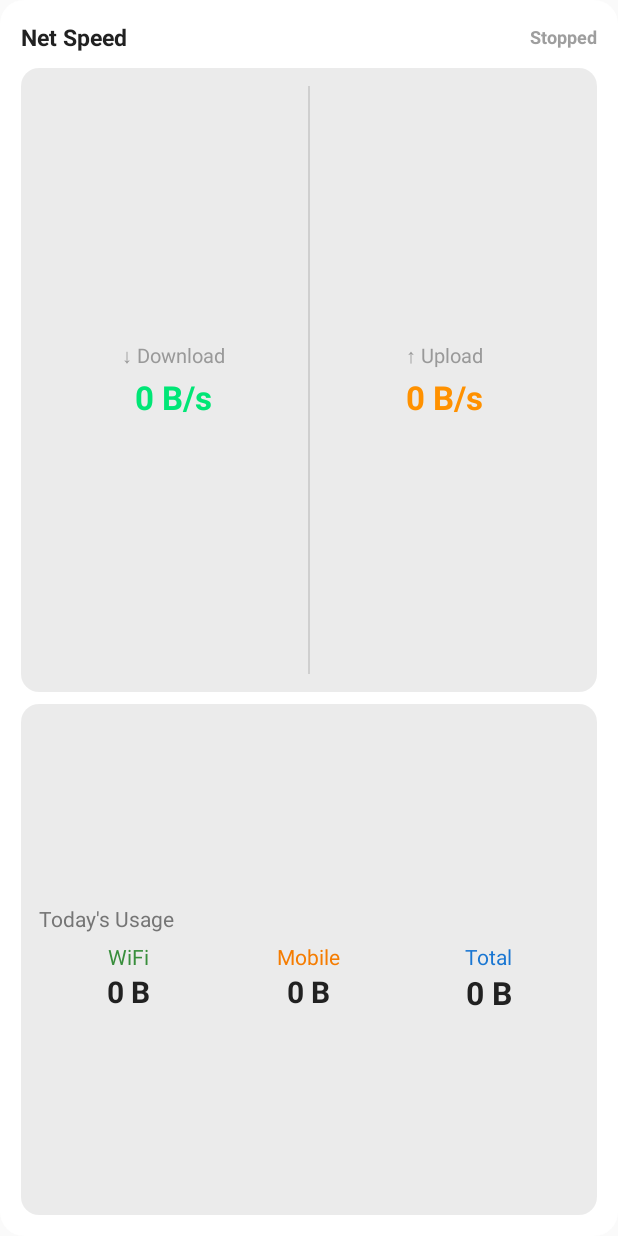
After one commit to adityabhalsod/netspeed-monitor, an Android app: the layout widget_speed.xml on its own in the app's theme, with its tools: preview values and no code run, on a phone screen of 412 x 824 dp. The commit adds this screen. Run offline under Robolectric (Android 15) with nearby library versions, the light colour scheme and no system bars.

Commit message:
feat: add home screen widget for live speed and data usage monitoring

```diff
--- /dev/null
+++ b/app/src/main/res/drawable/bg_widget.xml
@@ -0,0 +1,9 @@
+<?xml version="1.0" encoding="utf-8"?>
+<!-- Rounded background for the home screen widget: Light mode -->
+<shape xmlns:android="http://schemas.android.com/apk/res/android"
+    android:shape="rectangle">
+    <!-- Frosted white background for light mode -->
+    <solid android:color="@color/widget_bg" />
+    <!-- Rounded corners for modern widget look -->
+    <corners android:radius="16dp" />
+</shape>
--- /dev/null
+++ b/app/src/main/res/drawable/bg_widget_section.xml
@@ -0,0 +1,9 @@
+<?xml version="1.0" encoding="utf-8"?>
+<!-- Section background inside the widget: Light mode -->
+<shape xmlns:android="http://schemas.android.com/apk/res/android"
+    android:shape="rectangle">
+    <!-- Subtle dark tint on light background for visual separation -->
+    <solid android:color="@color/widget_section_bg" />
+    <!-- Rounded corners matching parent widget -->
+    <corners android:radius="12dp" />
+</shape>
--- /dev/null
+++ b/app/src/main/res/layout/widget_speed.xml
@@ -0,0 +1,223 @@
+<?xml version="1.0" encoding="utf-8"?>
+<!-- Home screen widget layout: live speed + today's data usage summary -->
+<!-- Uses only RemoteViews-compatible views: LinearLayout, TextView, ImageView -->
+<!-- All colors use @color/ refs so Android auto-switches between light/dark mode -->
+<LinearLayout xmlns:android="http://schemas.android.com/apk/res/android"
+    android:id="@+id/widget_root"
+    android:layout_width="match_parent"
+    android:layout_height="match_parent"
+    android:orientation="vertical"
+    android:background="@drawable/bg_widget"
+    android:padding="14dp">
+
+    <!-- Header row: app name + status indicator -->
+    <LinearLayout
+        android:layout_width="match_parent"
+        android:layout_height="wrap_content"
+        android:orientation="horizontal"
+        android:gravity="center_vertical"
+        android:layout_marginBottom="10dp">
+
+        <!-- App name label -->
+        <TextView
+            android:layout_width="0dp"
+            android:layout_height="wrap_content"
+            android:layout_weight="1"
+            android:text="Net Speed"
+            android:textColor="@color/widget_text_primary"
+            android:textSize="15sp"
+            android:textStyle="bold" />
+
+        <!-- Live monitoring status pill -->
+        <TextView
+            android:id="@+id/widget_status"
+            android:layout_width="wrap_content"
+            android:layout_height="wrap_content"
+            android:text="Stopped"
+            android:textColor="@color/widget_status_stopped"
+            android:textSize="12sp"
+            android:textStyle="bold" />
+    </LinearLayout>
+
+    <!-- Live speed section: expands to fill ~55% of remaining height -->
+    <LinearLayout
+        android:layout_width="match_parent"
+        android:layout_height="0dp"
+        android:layout_weight="55"
+        android:orientation="horizontal"
+        android:background="@drawable/bg_widget_section"
+        android:padding="12dp"
+        android:gravity="center"
+        android:layout_marginBottom="8dp">
+
+        <!-- Download speed column -->
+        <LinearLayout
+            android:layout_width="0dp"
+            android:layout_height="match_parent"
+            android:layout_weight="1"
+            android:orientation="vertical"
+            android:gravity="center">
+
+            <!-- Download arrow label -->
+            <TextView
+                android:layout_width="wrap_content"
+                android:layout_height="wrap_content"
+                android:text="\u2193 Download"
+                android:textColor="@color/widget_text_muted"
+                android:textSize="13sp" />
+
+            <!-- Download speed value -->
+            <TextView
+                android:id="@+id/widget_download_speed"
+                android:layout_width="wrap_content"
+                android:layout_height="wrap_content"
+                android:text="0 B/s"
+                android:textColor="@color/download_green"
+                android:textSize="22sp"
+                android:textStyle="bold"
+                android:layout_marginTop="4dp" />
+        </LinearLayout>
+
+        <!-- Vertical divider (TextView for RemoteViews compatibility) -->
+        <TextView
+            android:layout_width="1dp"
+            android:layout_height="match_parent"
+            android:background="@color/widget_divider" />
+
+        <!-- Upload speed column -->
+        <LinearLayout
+            android:layout_width="0dp"
+            android:layout_height="match_parent"
+            android:layout_weight="1"
+            android:orientation="vertical"
+            android:gravity="center">
+
+            <!-- Upload arrow label -->
+            <TextView
+                android:layout_width="wrap_content"
+                android:layout_height="wrap_content"
+                android:text="\u2191 Upload"
+                android:textColor="@color/widget_text_muted"
+                android:textSize="13sp" />
+
+            <!-- Upload speed value -->
+            <TextView
+                android:id="@+id/widget_upload_speed"
+                android:layout_width="wrap_content"
+                android:layout_height="wrap_content"
+                android:text="0 B/s"
+                android:textColor="@color/upload_orange"
+                android:textSize="22sp"
+                android:textStyle="bold"
+                android:layout_marginTop="4dp" />
+        </LinearLayout>
+    </LinearLayout>
+
+    <!-- Today's data usage section: expands to fill ~45% of remaining height -->
+    <LinearLayout
+        android:layout_width="match_parent"
+        android:layout_height="0dp"
+        android:layout_weight="45"
+        android:orientation="vertical"
+        android:background="@drawable/bg_widget_section"
+        android:padding="12dp"
+        android:gravity="center_vertical">
+
+        <!-- Section label -->
+        <TextView
+            android:layout_width="wrap_content"
+            android:layout_height="wrap_content"
+            android:text="Today\u0027s Usage"
+            android:textColor="@color/widget_text_secondary"
+            android:textSize="14sp"
+            android:layout_marginBottom="6dp" />
+
+        <!-- Usage breakdown row: WiFi | Mobile | Total -->
+        <LinearLayout
+            android:layout_width="match_parent"
+            android:layout_height="wrap_content"
+            android:orientation="horizontal">
+
+            <!-- WiFi usage column -->
+            <LinearLayout
+                android:layout_width="0dp"
+                android:layout_height="wrap_content"
+                android:layout_weight="1"
+                android:orientation="vertical"
+                android:gravity="center">
+
+                <!-- WiFi label -->
+                <TextView
+                    android:layout_width="wrap_content"
+                    android:layout_height="wrap_content"
+                    android:text="WiFi"
+                    android:textColor="@color/widget_wifi"
+                    android:textSize="14sp" />
+
+                <!-- WiFi usage value -->
+                <TextView
+                    android:id="@+id/widget_wifi_usage"
+                    android:layout_width="wrap_content"
+                    android:layout_height="wrap_content"
+                    android:text="0 B"
+                    android:textColor="@color/widget_text_primary"
+                    android:textSize="20sp"
+                    android:textStyle="bold" />
+            </LinearLayout>
+
+            <!-- Mobile usage column -->
+            <LinearLayout
+                android:layout_width="0dp"
+                android:layout_height="wrap_content"
+                android:layout_weight="1"
+                android:orientation="vertical"
+                android:gravity="center">
+
+                <!-- Mobile label -->
+                <TextView
+                    android:layout_width="wrap_content"
+                    android:layout_height="wrap_content"
+                    android:text="Mobile"
+                    android:textColor="@color/widget_mobile"
+                    android:textSize="14sp" />
+
+                <!-- Mobile usage value -->
+                <TextView
+                    android:id="@+id/widget_mobile_usage"
+                    android:layout_width="wrap_content"
+                    android:layout_height="wrap_content"
+                    android:text="0 B"
+                    android:textColor="@color/widget_text_primary"
+                    android:textSize="20sp"
+                    android:textStyle="bold" />
+            </LinearLayout>
+
+            <!-- Total usage column -->
+            <LinearLayout
+                android:layout_width="0dp"
+                android:layout_height="wrap_content"
+                android:layout_weight="1"
+                android:orientation="vertical"
+                android:gravity="center">
+
+                <!-- Total label -->
+                <TextView
+                    android:layout_width="wrap_content"
+                    android:layout_height="wrap_content"
+                    android:text="Total"
+                    android:textColor="@color/widget_total"
+                    android:textSize="14sp" />
+
+                <!-- Total usage value -->
+                <TextView
+                    android:id="@+id/widget_total_usage"
+                    android:layout_width="wrap_content"
+                    android:layout_height="wrap_content"
+                    android:text="0 B"
+                    android:textColor="@color/widget_text_primary"
+                    android:textSize="21sp"
+                    android:textStyle="bold" />
+            </LinearLayout>
+        </LinearLayout>
+    </LinearLayout>
+</LinearLayout>
--- /dev/null
+++ b/app/src/main/res/values-night/colors.xml
@@ -0,0 +1,24 @@
+<?xml version="1.0" encoding="utf-8"?>
+<resources>
+    <!-- Widget colors: Dark mode overrides -->
+    <!-- Main widget background: dark translucent -->
+    <color name="widget_bg">#E61E1E2E</color>
+    <!-- Section card background: subtle light overlay on dark -->
+    <color name="widget_section_bg">#1AFFFFFF</color>
+    <!-- Primary text: bright white for readability on dark -->
+    <color name="widget_text_primary">#FFFFFF</color>
+    <!-- Secondary text: muted white for labels -->
+    <color name="widget_text_secondary">#B3FFFFFF</color>
+    <!-- Muted text: dimmer for sub-labels -->
+    <color name="widget_text_muted">#80FFFFFF</color>
+    <!-- Divider line: subtle white on dark -->
+    <color name="widget_divider">#33FFFFFF</color>
+    <!-- WiFi label: lighter green for dark bg -->
+    <color name="widget_wifi">#4CAF50</color>
+    <!-- Mobile label: lighter orange for dark bg -->
+    <color name="widget_mobile">#FF9800</color>
+    <!-- Total label: lighter blue for dark bg -->
+    <color name="widget_total">#42A5F5</color>
+    <!-- Status stopped color -->
+    <color name="widget_status_stopped">#888888</color>
+</resources>
--- a/app/src/main/res/values/colors.xml
+++ b/app/src/main/res/values/colors.xml
@@ -6,4 +6,26 @@
     <color name="upload_orange">#FF9100</color>
     <!-- App background -->
     <color name="background">#FAFAFA</color>
+
+    <!-- Widget colors: Light mode defaults -->
+    <!-- Main widget background -->
+    <color name="widget_bg">#F0FFFFFF</color>
+    <!-- Section card background inside the widget -->
+    <color name="widget_section_bg">#14000000</color>
+    <!-- Primary text: header, usage values -->
+    <color name="widget_text_primary">#212121</color>
+    <!-- Secondary text: labels, section titles -->
+    <color name="widget_text_secondary">#757575</color>
+    <!-- Muted text: sub-labels like "Download", "Upload" -->
+    <color name="widget_text_muted">#999999</color>
+    <!-- Divider line between download and upload -->
+    <color name="widget_divider">#1F000000</color>
+    <!-- WiFi label color -->
+    <color name="widget_wifi">#388E3C</color>
+    <!-- Mobile label color -->
+    <color name="widget_mobile">#F57C00</color>
+    <!-- Total label color -->
+    <color name="widget_total">#1976D2</color>
+    <!-- Status stopped color -->
+    <color name="widget_status_stopped">#9E9E9E</color>
 </resources>
--- a/app/src/main/res/values/strings.xml
+++ b/app/src/main/res/values/strings.xml
@@ -24,4 +24,7 @@
     <string name="unit_kbps">KB/s</string>
     <string name="unit_mbps">MB/s</string>
     <string name="unit_gbps">GB/s</string>
+
+    <!-- Widget description shown in the widget picker -->
+    <string name="widget_description">Live download/upload speed and today\'s data usage summary</string>
 </resources>
```
Also changed, not shown: app/src/main/AndroidManifest.xml (+15 -0 lines), app/src/main/java/com/netspeed/monitor/SpeedMonitorService.java (+14 -0 lines), app/src/main/java/com/netspeed/monitor/SpeedWidgetProvider.java (added, +213 -0 lines), app/src/main/res/xml/speed_widget_info.xml (added, +16 -0 lines).
